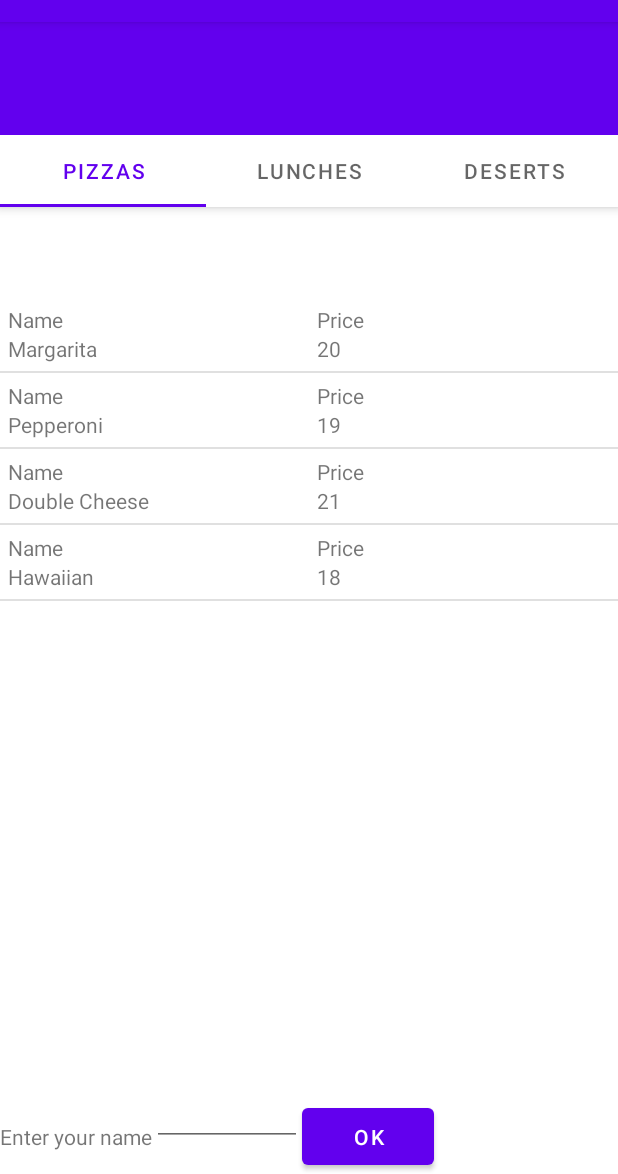
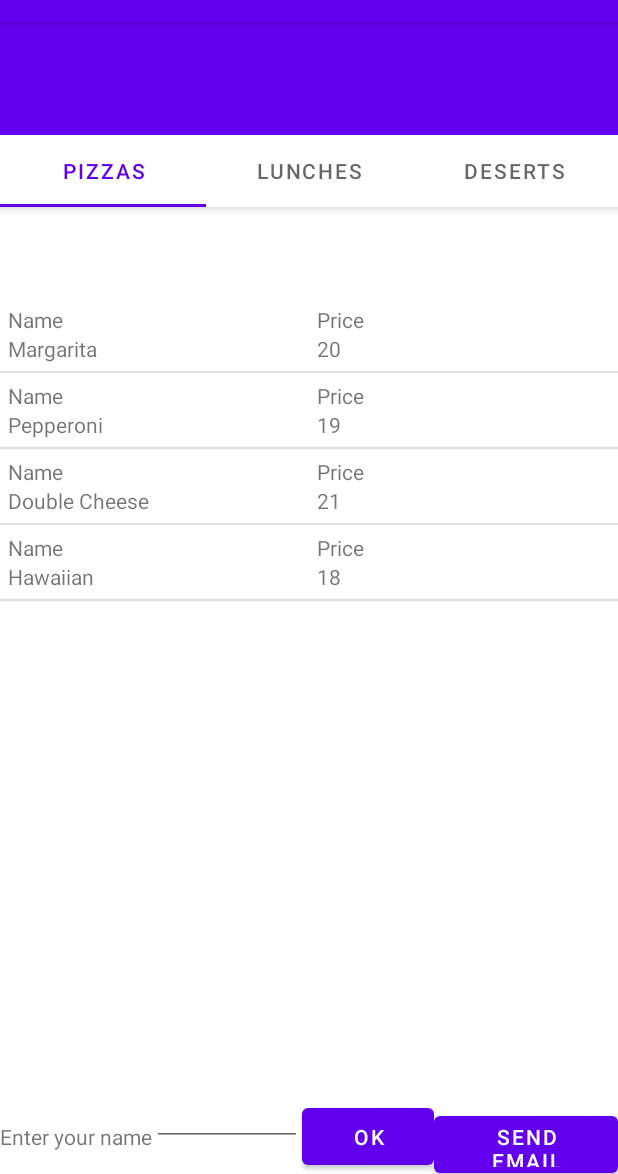
Before and after one commit to MariiaAlekseichuk/MenuBook, an Android app: the screen it shows after launch (MainActivity), on a phone screen of 412 x 824 dp, the part 62-1236 px from its top. Run offline under Robolectric (Android 15) with nearby library versions, the phone set to English and light mode, and no system bars.

Commit message:
- added send email button using Intent

```diff
--- a/app/src/main/AndroidManifest.xml
+++ b/app/src/main/AndroidManifest.xml
@@ -17,6 +17,11 @@
 
                 <category android:name="android.intent.category.LAUNCHER" />
             </intent-filter>
+            <intent-filter>
+                <action android:name="android.intent.action.SENDTO" />
+                <data android:scheme="mailto" />
+                <category android:name="android.intent.category.DEFAULT" />
+            </intent-filter>
         </activity>
     </application>
 
--- a/app/src/main/java/mary/alekseichuk/menubook/MainActivity.kt
+++ b/app/src/main/java/mary/alekseichuk/menubook/MainActivity.kt
@@ -1,10 +1,13 @@
 package mary.alekseichuk.menubook
 
+import android.content.Intent
+import android.net.Uri
 import androidx.appcompat.app.AppCompatActivity
 import android.os.Bundle
 import android.widget.Button
 import android.widget.EditText
 import android.widget.TextView
+import android.widget.Toast
 import androidx.viewpager.widget.ViewPager
 import com.google.android.material.tabs.TabLayout
 
@@ -16,6 +19,7 @@ class MainActivity : AppCompatActivity() {
     private lateinit var sentUserNameButton: Button
     private lateinit var userName: TextView
     private lateinit var ediTextField: EditText
+    private lateinit var sendEmailButton: Button
 
     private val userNameKey = "USER_NAME"
 
@@ -38,7 +42,27 @@ class MainActivity : AppCompatActivity() {
         tab.setupWithViewPager(pager)
 
         setUserName(savedInstanceState)
+        sendEmailClick()
     }
+
+    private fun sendEmailClick() {
+        sendEmailButton = findViewById(R.id.sendEmail)
+        val emailIntent = Intent(Intent.ACTION_SENDTO)
+        sendEmailButton.setOnClickListener {
+            emailIntent.apply {
+                type = "text/plain"
+                data = Uri.parse("mailto:") // only email apps should handle this
+                putExtra(Intent.EXTRA_EMAIL, "support@menubook.com")
+                putExtra(Intent.EXTRA_SUBJECT, "My Question")
+                putExtra(Intent.EXTRA_TEXT, "Body Here");
+            }
+            if (emailIntent.resolveActivity(packageManager) != null) {
+                startActivity(Intent.createChooser(emailIntent, "Send mail..."))
+            } else Toast.makeText(this, "There is no email client installed.", Toast.LENGTH_SHORT)
+                .show();
+        }
+    }
+
 
     private fun setUserName(savedInstanceState: Bundle?) {
         sentUserNameButton = findViewById(R.id.send_name_button)
--- a/app/src/main/res/layout/activity_main.xml
+++ b/app/src/main/res/layout/activity_main.xml
@@ -65,5 +65,11 @@
             android:layout_height="50dp"
             android:text="OK" />
 
+        <Button
+            android:id="@+id/sendEmail"
+            android:layout_width="wrap_content"
+            android:layout_height="50dp"
+            android:text="Send email"/>
+
     </LinearLayout>
 </androidx.constraintlayout.widget.ConstraintLayout>
```
